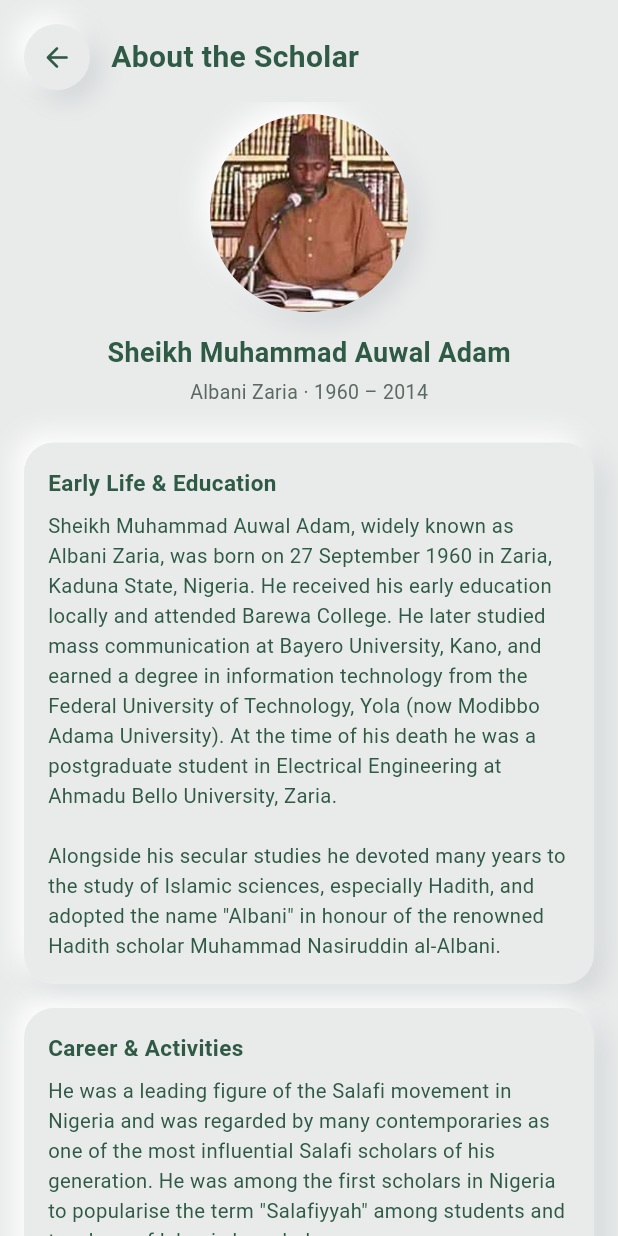
After one commit to Cyberboyone/AlbaniyZaria2, a Flutter app: the screen it shows after launch, after a tap on the "info outline" icon, on a phone screen of 412 x 824 dp. The commit adds this screen. Run offline on Flutter 3.47's test engine with Material 3 defaults, Android fonts, the phone set to English and light mode, and no system bars; our stand-ins replace just_audio, just_audio_background, shared_preferences.

Commit message:
Add About Scholar screen, remove green from launcher icon, bump to 1.0.2+2

```diff
--- /dev/null
+++ b/lib/screens/about_scholar_screen.dart
@@ -0,0 +1,198 @@
+import 'package:flutter/material.dart';
+import '../theme/neumorphic.dart';
+
+class AboutScholarScreen extends StatelessWidget {
+  const AboutScholarScreen({super.key});
+
+  @override
+  Widget build(BuildContext context) {
+    return Scaffold(
+      backgroundColor: AppColors.background,
+      body: SafeArea(
+        child: Column(
+          children: [
+            // Header
+            Padding(
+              padding: const EdgeInsets.fromLTRB(16, 16, 20, 8),
+              child: Row(
+                children: [
+                  NeumorphicCircleButton(
+                    icon: Icons.arrow_back_rounded,
+                    size: 44,
+                    iconSize: 22,
+                    onTap: () => Navigator.of(context).pop(),
+                  ),
+                  const SizedBox(width: 14),
+                  const Expanded(
+                    child: Text(
+                      'About the Scholar',
+                      style: TextStyle(
+                        fontSize: 20,
+                        fontWeight: FontWeight.bold,
+                        color: AppColors.textPrimary,
+                      ),
+                    ),
+                  ),
+                ],
+              ),
+            ),
+
+            // Content
+            Expanded(
+              child: ListView(
+                padding: const EdgeInsets.only(bottom: 24),
+                children: [
+                  const SizedBox(height: 8),
+                  Center(
+                    child: Neumorphic(
+                      width: 132,
+                      height: 132,
+                      borderRadius: 66,
+                      child: ClipOval(
+                        child: Image.asset(
+                          'assets/images/scholar_albaniy.png',
+                          width: 124,
+                          height: 124,
+                          fit: BoxFit.cover,
+                          errorBuilder: (context, error, stackTrace) {
+                            return const Icon(
+                              Icons.person_outline,
+                              size: 48,
+                              color: AppColors.textSecondary,
+                            );
+                          },
+                        ),
+                      ),
+                    ),
+                  ),
+                  const SizedBox(height: 14),
+                  const Center(
+                    child: Text(
+                      'Sheikh Muhammad Auwal Adam',
+                      style: TextStyle(
+                        fontSize: 18,
+                        fontWeight: FontWeight.bold,
+                        color: AppColors.textPrimary,
+                      ),
+                    ),
+                  ),
+                  const SizedBox(height: 4),
+                  const Center(
+                    child: Text(
+                      'Albani Zaria · 1960 – 2014',
+                      style: TextStyle(
+                        fontSize: 13,
+                        color: AppColors.textSecondary,
+                      ),
+                    ),
+                  ),
+                  const SizedBox(height: 16),
+                  _section(
+                    'Early Life & Education',
+                    'Sheikh Muhammad Auwal Adam, widely known as Albani Zaria, '
+                    'was born on 27 September 1960 in Zaria, Kaduna State, '
+                    'Nigeria. He received his early education locally and '
+                    'attended Barewa College. He later studied mass '
+                    'communication at Bayero University, Kano, and earned a '
+                    'degree in information technology from the Federal '
+                    'University of Technology, Yola (now Modibbo Adama '
+                    'University). At the time of his death he was a '
+                    'postgraduate student in Electrical Engineering at Ahmadu '
+                    'Bello University, Zaria.\n\n'
+                    'Alongside his secular studies he devoted many years to '
+                    'the study of Islamic sciences, especially Hadith, and '
+                    'adopted the name "Albani" in honour of the renowned '
+                    'Hadith scholar Muhammad Nasiruddin al-Albani.',
+                  ),
+                  _section(
+                    'Career & Activities',
+                    'He was a leading figure of the Salafi movement in Nigeria '
+                    'and was regarded by many contemporaries as one of the '
+                    'most influential Salafi scholars of his generation. He '
+                    'was among the first scholars in Nigeria to popularise '
+                    'the term "Salafiyyah" among students and teachers of '
+                    'Islamic knowledge.\n\n'
+                    'He founded and led the Daarul Hadeethis-Salafiyyah school '
+                    'and the Markazu-Salafiyya centre in Tudun Wada, Zaria, as '
+                    'well as the Albaniy Science Academy in the Gaskiya area '
+                    'of Zaria. He delivered weekly lectures and annual Tafsir '
+                    'sessions focused on Hadith and the Qur\'an, and travelled '
+                    'across northern Nigeria and neighbouring countries to '
+                    'teach.',
+                  ),
+                  _section(
+                    'Notable Works',
+                    'His recorded lessons centred on the study of authentic '
+                    'Hadith collections, the critique of religious innovations '
+                    '(bid\'ah), and the promotion of a Salafi understanding of '
+                    'Islam rooted in the Qur\'an and Sunnah. His lectures on '
+                    'Sahih al-Bukhari and other classical texts remain widely '
+                    'circulated among his students and listeners.',
+                  ),
+                  _section(
+                    'Death',
+                    'On the evening of 1 February 2014, after delivering his '
+                    'regular Tafsir lecture at Markazu-Salafiyya in Tudun '
+                    'Wada, Zaria, Sheikh Albani was attacked by gunmen near '
+                    'Magume junction as he drove home with his family. He was '
+                    'shot and later pronounced dead at St. Luke Hospital in '
+                    'Wusasa, Zaria, aged 53. His wife and one of his sons also '
+                    'lost their lives in the attack. The Boko Haram leader '
+                    'Abubakar Shekau later claimed responsibility. His passing '
+                    'was widely mourned across Nigeria.',
+                  ),
+                  const SizedBox(height: 12),
+                  const Padding(
+                    padding: EdgeInsets.symmetric(horizontal: 24),
+                    child: Text(
+                      'Biographical information sourced from Wikipedia '
+                      '(en.wikipedia.org/wiki/Muhammad_Auwal_Albani_Zaria).',
+                      textAlign: TextAlign.center,
+                      style: TextStyle(
+                        fontSize: 11,
+                        fontStyle: FontStyle.italic,
+                        color: AppColors.textSecondary,
+                      ),
+                    ),
+                  ),
+                ],
+              ),
+            ),
+          ],
+        ),
+      ),
+    );
+  }
+
+  Widget _section(String title, String body) {
+    return Padding(
+      padding: const EdgeInsets.symmetric(horizontal: 16, vertical: 8),
+      child: Neumorphic(
+        borderRadius: 20,
+        padding: const EdgeInsets.all(16),
+        child: Column(
+          crossAxisAlignment: CrossAxisAlignment.start,
+          children: [
+            Text(
+              title,
+              style: const TextStyle(
+                fontSize: 15,
+                fontWeight: FontWeight.w700,
+                color: AppColors.accent,
+              ),
+            ),
+            const SizedBox(height: 8),
+            Text(
+              body,
+              style: const TextStyle(
+                fontSize: 13.5,
+                height: 1.5,
+                color: AppColors.textPrimary,
+              ),
+            ),
+          ],
+        ),
+      ),
+    );
+  }
+}
--- a/lib/screens/home_screen.dart
+++ b/lib/screens/home_screen.dart
@@ -9,6 +9,7 @@ import '../theme/neumorphic.dart';
 import '../widgets/lesson_card.dart';
 import '../widgets/mini_player.dart';
 import 'player_screen.dart';
+import 'about_scholar_screen.dart';
 
 class HomeScreen extends StatefulWidget {
   const HomeScreen({super.key});
@@ -88,6 +89,19 @@ class _HomeScreenState extends State<HomeScreen> {
                       ],
                     ),
                   ),
+                  NeumorphicCircleButton(
+                    icon: Icons.info_outline_rounded,
+                    size: 48,
+                    iconSize: 22,
+                    onTap: () {
+                      Navigator.of(context).push(
+                        MaterialPageRoute(
+                          builder: (_) => const AboutScholarScreen(),
+                        ),
+                      );
+                    },
+                  ),
+                  const SizedBox(width: 12),
                   ClipOval(
                     child: Image.asset(
                       'assets/images/scholar_albaniy.png',
--- a/pubspec.yaml
+++ b/pubspec.yaml
@@ -1,7 +1,7 @@
 name: albaniy_audio_app
 description: Offline audio lessons app for Shaikh Albaniy Zaria.
 publish_to: 'none'
-version: 1.0.0+1
+version: 1.0.2+2
 
 environment:
   sdk: '>=3.3.0 <4.0.0'
@@ -29,7 +29,7 @@ flutter_launcher_icons:
   android: true
   ios: true
   image_path: "assets/images/scholar_albaniy.png"
-  adaptive_icon_background: "#2E5A46"
+  adaptive_icon_background: "assets/images/scholar_albaniy.png"
   adaptive_icon_foreground: "assets/images/scholar_albaniy.png"
 
 flutter:
```
Also changed, not shown: 1 other file.
